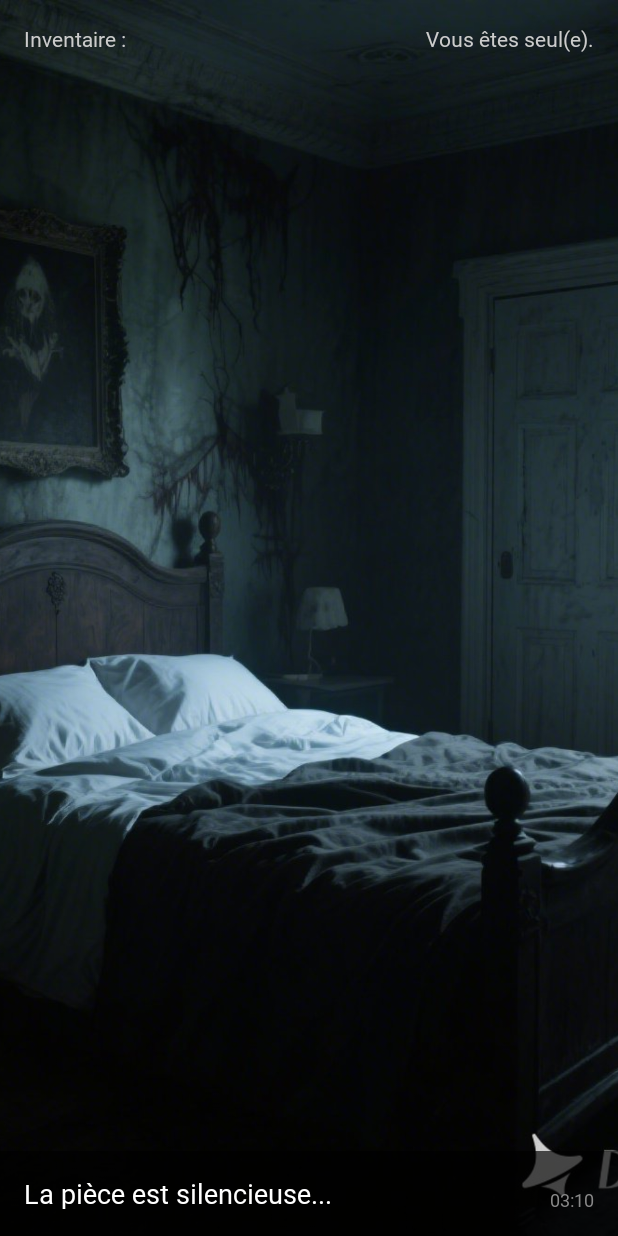
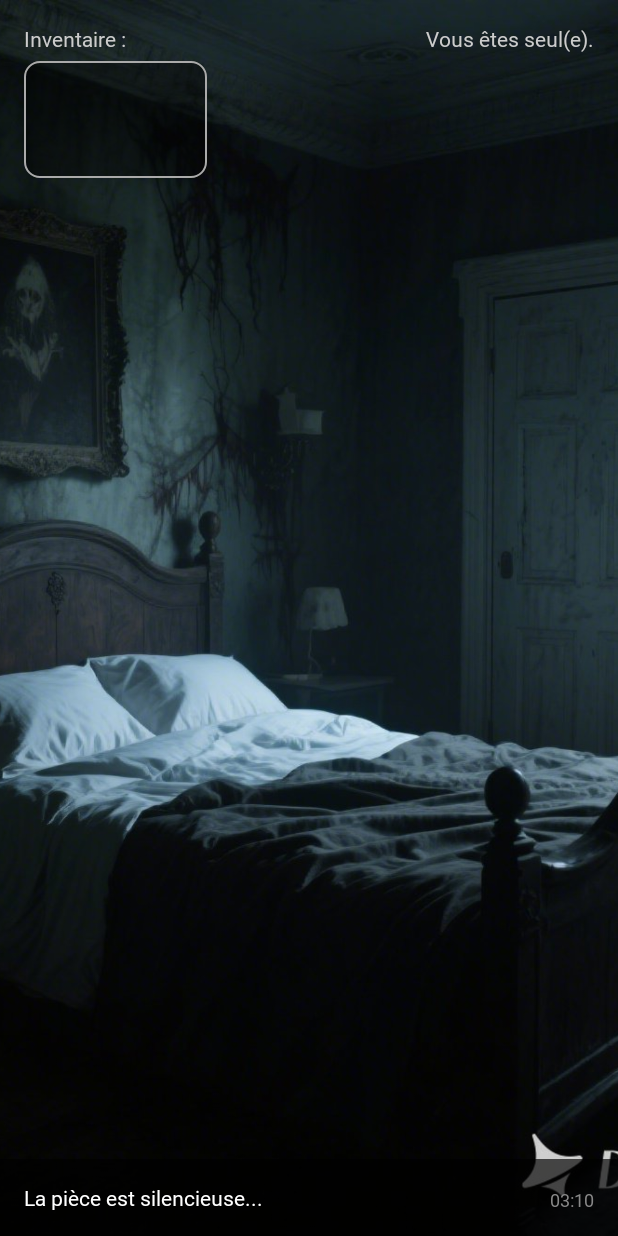
Before and after one commit to Sarah-k20/horrorgame, an Android app: the Chapitre1 screen opened directly, with no data from a screen before it, on a phone screen of 412 x 824 dp. Run offline under Robolectric (Android 15) with nearby library versions, the phone set to English and light mode, and no system bars.

Commit message:
chapitre 2

```diff
--- a/app/src/main/java/com/example/horrorgame/Chapitre1.java
+++ b/app/src/main/java/com/example/horrorgame/Chapitre1.java
@@ -1,6 +1,7 @@
 package com.example.horrorgame;
 
 import android.app.Activity;
+import android.content.Intent;
 import android.os.Bundle;
 import android.view.View;
 import android.widget.LinearLayout;
@@ -24,6 +25,7 @@ public class Chapitre1 extends Activity {
         inventaireText = findViewById(R.id.inventaireText);
         presenceText = findViewById(R.id.presenceText);
         zoneCommode = findViewById(R.id.zoneCommode);
+        zonePorte = findViewById(R.id.zonePorte);
         inventaireLayout = findViewById(R.id.inventaireLayout);
         itemCle = findViewById(R.id.itemCle);
 
@@ -37,7 +39,8 @@ public class Chapitre1 extends Activity {
 
 
                     itemCle.setVisibility(View.VISIBLE);
-                    inventaireText.setText("Inventaire : Clé rouillée");
+
+
                     aLaCle = true;
 
                 } else {
@@ -51,6 +54,8 @@ public class Chapitre1 extends Activity {
             public void onClick(View v) {
                 if (aLaCle) {
                     dialogueText.setText("La porte est ouverte.");
+                    Intent intent = new Intent(Chapitre1.this, Chapitre2.class);
+                    startActivity(intent);
 
 
                 } else {
--- a/app/src/main/java/com/example/horrorgame/MainActivity.java
+++ b/app/src/main/java/com/example/horrorgame/MainActivity.java
@@ -22,7 +22,7 @@ public class MainActivity extends AppCompatActivity {
 
         backgroundMusic = MediaPlayer.create(this, R.raw.soundtrack);
         backgroundMusic.setLooping(true);
-        backgroundMusic.setVolume(0.5f, 0.5f);
+        backgroundMusic.setVolume(0.75f, 0.75f);
         backgroundMusic.start();
 
 
--- /dev/null
+++ b/app/src/main/res/drawable/inventaire_bckgrd.xml
@@ -0,0 +1,6 @@
+<shape xmlns:android="http://schemas.android.com/apk/res/android"
+    android:shape="rectangle">
+    <solid android:color="#66000000"/> <!-- fond noir semi-transparent -->
+    <corners android:radius="10dp"/>
+    <stroke android:width="1dp" android:color="#AAAAAA"/>
+</shape>
--- a/app/src/main/res/layout/activity_chapitre1.xml
+++ b/app/src/main/res/layout/activity_chapitre1.xml
@@ -10,49 +10,51 @@
         android:scaleType="centerCrop"
         android:src="@drawable/bedroom3" />
 
-
-
     <TextView
         android:id="@+id/dialogueText"
         android:layout_width="match_parent"
         android:layout_height="wrap_content"
         android:layout_alignParentBottom="true"
         android:background="#AA000000"
+        android:fontFamily="@font/helpme"
+        android:padding="16dp"
+        android:text="..."
         android:textColor="#FFFFFF"
-        android:padding="16dp"
-        android:textSize="18sp"
-        android:text="..."
-        android:fontFamily="@font/helpme" />
+        android:textSize="14sp" />
 
 
     <View
         android:id="@+id/zoneCommode"
-        android:layout_width="100dp"
-        android:layout_height="100dp"
+        android:layout_width="130dp"
+        android:layout_height="113dp"
+        android:layout_marginStart="0dp"
         android:layout_marginTop="250dp"
-        android:layout_marginStart="30dp"
         android:background="@android:color/transparent" />
 
     <View
         android:id="@+id/zonePorte"
-        android:layout_width="100dp"
-        android:layout_height="100dp"
-        android:layout_marginTop="100dp"
-        android:layout_marginStart="530dp"
+        android:layout_width="144dp"
+        android:layout_height="206dp"
+        android:layout_marginStart="500dp"
+        android:layout_marginTop="50dp"
         android:background="@android:color/transparent" />
-
 
     <TextView
         android:id="@+id/inventaireText"
-        android:layout_width="wrap_content"
-        android:layout_height="wrap_content"
+        android:layout_width="117dp"
+        android:layout_height="116dp"
+        android:layout_alignParentStart="true"
         android:layout_alignParentTop="true"
-        android:layout_alignParentStart="true"
-        android:layout_margin="16dp"
-        android:text="Inventaire :"
+        android:layout_marginStart="16dp"
+        android:layout_marginLeft="16dp"
+        android:layout_marginTop="16dp"
+        android:layout_marginEnd="16dp"
+        android:layout_marginRight="16dp"
+        android:layout_marginBottom="16dp"
+        android:fontFamily="@font/helpme"
+        android:text="Inventaire : \n"
         android:textColor="#CCCCCC"
-        android:textSize="14sp"
-        android:fontFamily="@font/helpme" />
+        android:textSize="14sp" />
 
 
     <TextView
@@ -82,36 +84,37 @@
 
     <LinearLayout
         android:id="@+id/inventaireLayout"
-    android:layout_width="match_parent"
-    android:layout_height="wrap_content"
+        android:layout_width="122dp"
+        android:layout_height="78dp"
+        android:layout_below="@id/inventaireText"
+        android:layout_alignStart="@id/inventaireText"
+        android:layout_marginTop="-107dp"
+        android:background="@drawable/inventaire_bckgrd"
         android:orientation="vertical"
         android:padding="8dp"
-    android:background="@android:color/transparent">
-
-
+        android:visibility="visible">
         <LinearLayout
             android:id="@+id/itemCle"
-        android:layout_width="match_parent"
+            android:layout_width="wrap_content"
             android:layout_height="wrap_content"
             android:orientation="horizontal"
+            android:padding="4dp"
             android:visibility="gone">
 
             <ImageView
                 android:id="@+id/cleIcon"
-            android:layout_width="50dp"
-            android:layout_height="50dp"
+                android:layout_width="35dp"
+                android:layout_height="35dp"
+                android:contentDescription="Clé"
                 android:src="@drawable/key" />
 
-        <TextView
-            android:id="@+id/cleText"
-            android:layout_width="wrap_content"
-            android:layout_height="wrap_content"
-            android:text="Clé"
-            android:paddingStart="16dp"
-            android:textSize="16sp"/>
+
         </LinearLayout>
 
     </LinearLayout>
 
 
+
+
+
 </RelativeLayout>
```
Also changed, not shown: app/src/main/AndroidManifest.xml (+5 -6 lines), app/src/main/java/com/example/horrorgame/Chapitre2.java (added, +133 -0 lines), app/src/main/java/com/example/horrorgame/Intro.java (+11 -11 lines), app/src/main/res/anim/zoom.xml (added, +7 -0 lines), app/src/main/res/layout/activity_chapitre2.xml (added, +286 -0 lines), app/src/main/res/layout/zoom.xml (added, +26 -0 lines), app/src/main/res/values/style.xml (added, +9 -0 lines), app/src/main/res/drawable/corridor.jpg (added), app/src/main/res/drawable/corridor2.jpg (added), app/src/main/res/drawable/jumpsc.jpg (added), 1 other file. Lines whose indentation alone changed are shown as unchanged.
